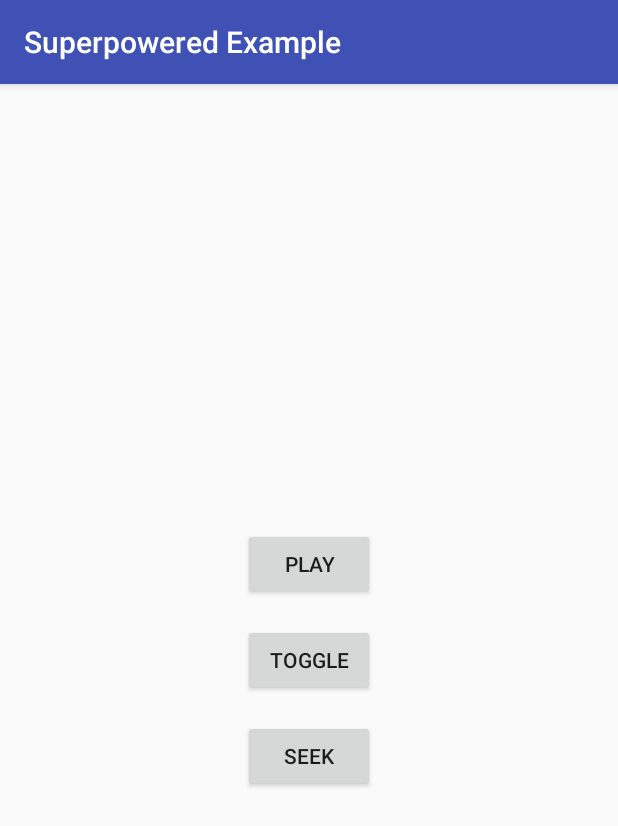
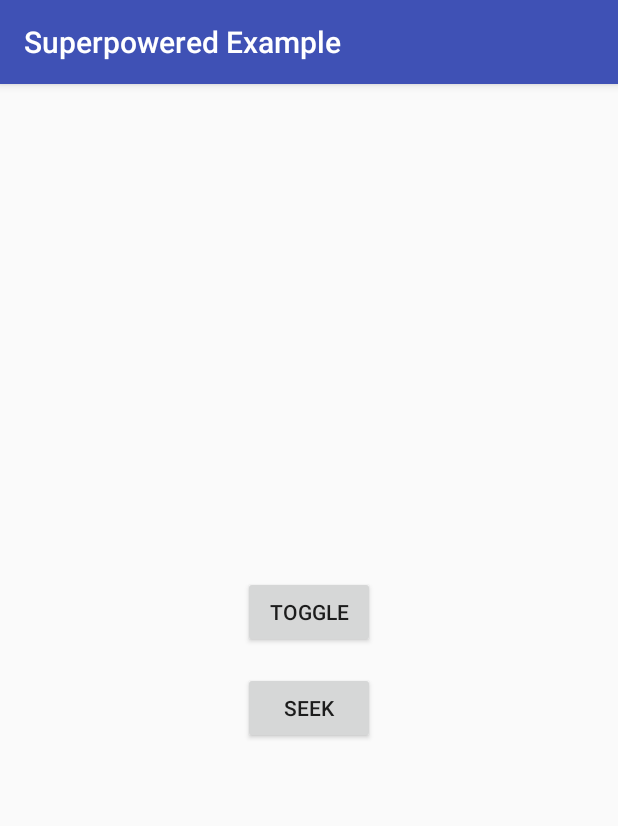
Before and after one commit to Skylesser/superpowered-example, an Android app: the screen it shows after launch (MainActivity), on a phone screen of 412 x 824 dp. Shown: the top 826 px of the screen. Run offline under Robolectric (Android 15) with nearby library versions, the light colour scheme and no system bars; 2 statements that could not run were skipped.

Commit message:
Interface simplification + synchronization

```diff
--- a/app/src/main/java/com/superpowered/superpoweredexample/MainActivity.java
+++ b/app/src/main/java/com/superpowered/superpoweredexample/MainActivity.java
@@ -13,25 +13,20 @@ public class MainActivity extends AppCompatActivity
 	protected void onCreate(Bundle savedInstanceState)
 	{
 		// TODO : *resume download and play si coupure internet
-		// TODO : comment lancer un second titre à une frame précise d'un premier titre ? (voir processMulti() / cachePosition() / setBpm() / setFirstBeatMs() / play(true) / audioStartMs / waitingForSyncMs)
-		// TODO : comment connaître le niveau de téléchargement d'un titre en secondes à tout moment / comment savoir qu'un titre est complètement téléchargé ? (voir player->bufferStartPercent / player->bufferEndPercent / player->waitingForBuffering / player->fullyDownloadedFilePath non null)
+		// TODO : *comment connaître le niveau de téléchargement d'un titre en secondes à tout moment / comment savoir qu'un titre est complètement téléchargé ? (voir player->fullyDownloadedFilePath non null)
+		// TODO : *-> play ne fonctionne pas même si on remet une connexion internet / pause ne fonctionne pas si playerB est lancé plus tard (sauf si pause puis play sur playerA, ou si playerA reboucle) / play(false) retardé si on fait pause avant
+		// TODO : -> comment arrêter player si arrivé à la fin du titre ?
+		// TODO : -> légères variations de volumes si le son est accéléré
 		// TODO : (volume : quel type ? multiplicateur d'amplitude ?)
 
 		// TODO : thread séparé pour le lecteur audio
-		// TODO : tests transitions au tempo (avec changement de tempo en cours de route)
+		// TODO : tests transitions au tempo (avec changement de tempo en cours de route) et enchaînements multiples
+		// TODO : télécharger depuis une position (voir open())
 
 		super.onCreate(savedInstanceState);
 		setContentView(R.layout.activity_main);
 
 		player = new SuperPoweredPlayer(this);
-	}
-
-	public void onClickPlay(View view)
-	{
-		if (player != null)
-		{
-			player.startPlayback();
-		}
 	}
 
 	public void onClickToggle(View view)
--- a/app/src/main/java/com/superpowered/superpoweredexample/SuperPoweredPlayer.java
+++ b/app/src/main/java/com/superpowered/superpoweredexample/SuperPoweredPlayer.java
@@ -59,12 +59,6 @@ class SuperPoweredPlayer
 		SuperpoweredExample(sampleRate, bufferSize, URL_A, URL_B, URL_C, repertoire.getAbsolutePath());
 	}
 
-	void startPlayback()
-	{
-		playState = true;
-		onPlayPause(true);
-	}
-
 	void togglePlayback()
 	{
 		playState = !playState;
--- a/app/src/main/res/layout/activity_main.xml
+++ b/app/src/main/res/layout/activity_main.xml
@@ -6,19 +6,6 @@
 	android:layout_width="match_parent"
 	android:layout_height="match_parent"
 	tools:context="com.superpowered.superpoweredexample.MainActivity">
-
-	<Button
-		android:id="@+id/play"
-		android:layout_width="wrap_content"
-		android:layout_height="wrap_content"
-		android:layout_margin="8dp"
-		android:onClick="onClickPlay"
-		android:text="PLAY"
-		app:layout_constraintBottom_toTopOf="@id/toggle"
-		app:layout_constraintLeft_toLeftOf="parent"
-		app:layout_constraintRight_toRightOf="parent"
-		app:layout_constraintTop_toTopOf="parent"
-		app:layout_constraintVertical_chainStyle="packed"/>
 
 	<Button
 		android:id="@+id/toggle"
@@ -30,7 +17,8 @@
 		app:layout_constraintBottom_toTopOf="@id/seek"
 		app:layout_constraintLeft_toLeftOf="parent"
 		app:layout_constraintRight_toRightOf="parent"
-		app:layout_constraintTop_toBottomOf="@id/play"/>
+		app:layout_constraintTop_toTopOf="parent"
+		app:layout_constraintVertical_chainStyle="packed"/>
 
 	<Button
 		android:id="@+id/seek"
@@ -39,9 +27,9 @@
 		android:layout_margin="8dp"
 		android:onClick="onClickSeek"
 		android:text="SEEK"
+		app:layout_constraintBottom_toBottomOf="parent"
 		app:layout_constraintLeft_toLeftOf="parent"
 		app:layout_constraintRight_toRightOf="parent"
-		app:layout_constraintTop_toBottomOf="@id/toggle"
-		app:layout_constraintBottom_toBottomOf="parent"/>
+		app:layout_constraintTop_toBottomOf="@id/toggle"/>
 
 </android.support.constraint.ConstraintLayout>
```
Also changed, not shown: 1 other file.
